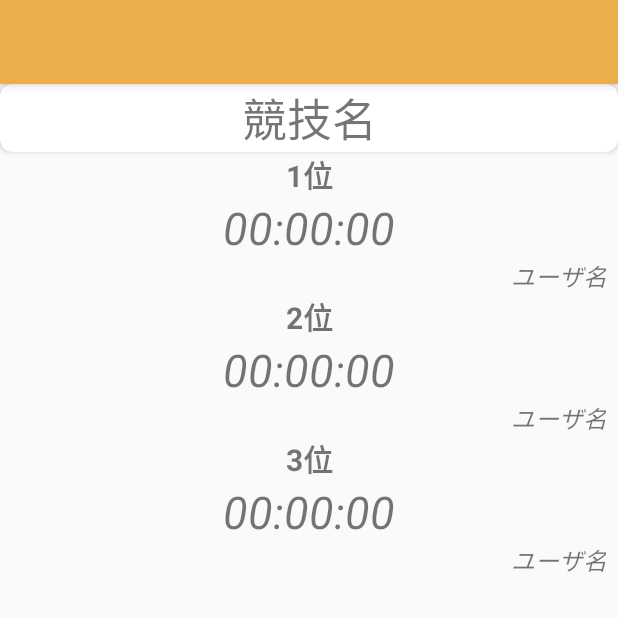
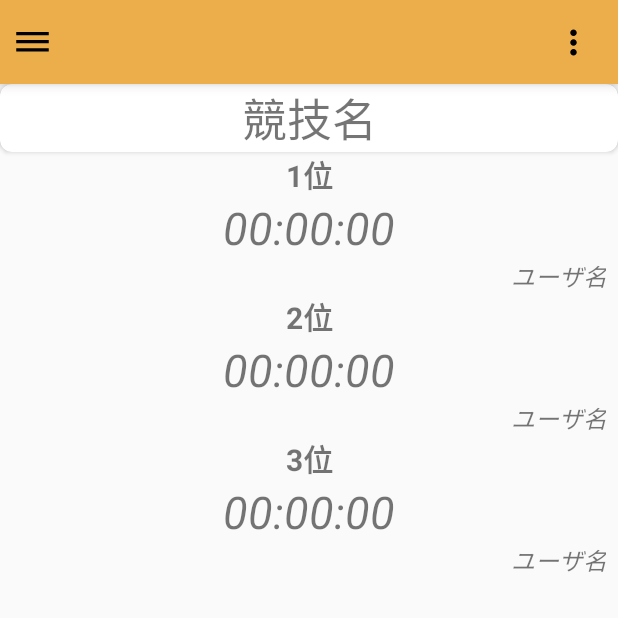
Before and after one commit to mnm234/fteam, an Android app: the screen it shows after launch (MainActivity), on a phone screen of 412 x 824 dp, the top half of it. Run offline under Robolectric (Android 15) with nearby library versions, the phone set to English and light mode, and no system bars; our stand-ins replace Firebase (no records; nobody signed in at launch, a user with empty details on screens opened directly); plain views replace ExpandableLayout.

Commit message:
メニューボタンの追加

```diff
--- a/app/src/main/java/com/example/greentea/fteam/MainActivity.kt
+++ b/app/src/main/java/com/example/greentea/fteam/MainActivity.kt
@@ -11,6 +11,10 @@ import com.example.greentea.fteam.Home.HomeFragment
 import com.google.firebase.storage.FirebaseStorage
 import com.google.firebase.storage.StorageReference
 import kotlinx.android.synthetic.main.activity_main.*
+import android.support.v4.view.GravityCompat
+import android.support.v4.widget.DrawerLayout
+
+
 
 class MainActivity : AppCompatActivity() {
 
@@ -81,7 +85,9 @@ class MainActivity : AppCompatActivity() {
             }
             false
         })
-
+        menubutton.setOnClickListener {
+            val drawer = findViewById(R.id.drawer_layout) as DrawerLayout
+            drawer.openDrawer(GravityCompat.START) }
     }
 
     fun toCamera(){
--- /dev/null
+++ b/app/src/main/res/drawable/ic_dehaze_black_24dp.xml
@@ -0,0 +1,9 @@
+<vector xmlns:android="http://schemas.android.com/apk/res/android"
+        android:width="24dp"
+        android:height="24dp"
+        android:viewportWidth="24.0"
+        android:viewportHeight="24.0">
+    <path
+        android:fillColor="#FF000000"
+        android:pathData="M2,15.5v2h20v-2L2,15.5zM2,10.5v2h20v-2L2,10.5zM2,5.5v2h20v-2L2,5.5z"/>
+</vector>
--- /dev/null
+++ b/app/src/main/res/drawable/ic_more_vert_black_24dp.xml
@@ -0,0 +1,9 @@
+<vector xmlns:android="http://schemas.android.com/apk/res/android"
+        android:width="24dp"
+        android:height="24dp"
+        android:viewportWidth="24.0"
+        android:viewportHeight="24.0">
+    <path
+        android:fillColor="#FF000000"
+        android:pathData="M12,8c1.1,0 2,-0.9 2,-2s-0.9,-2 -2,-2 -2,0.9 -2,2 0.9,2 2,2zM12,10c-1.1,0 -2,0.9 -2,2s0.9,2 2,2 2,-0.9 2,-2 -0.9,-2 -2,-2zM12,16c-1.1,0 -2,0.9 -2,2s0.9,2 2,2 2,-0.9 2,-2 -0.9,-2 -2,-2z"/>
+</vector>
--- a/app/src/main/res/layout/activity_main.xml
+++ b/app/src/main/res/layout/activity_main.xml
@@ -17,37 +17,87 @@
     <!--android:elevation="5dp"-->
     <!--xmlns:tools="http://schemas.android.com/tools" />-->
 
-    <include layout="@layout/toolbar" />
+    <include
+        android:id="@+id/include"
+        layout="@layout/toolbar" />
 
     <include
         layout="@layout/search_toolbar"
         android:visibility="gone" />
 
 
+    <ImageView
+        android:id="@+id/menubutton"
+        android:layout_width="27dp"
+        android:layout_height="26dp"
+        android:layout_marginBottom="8dp"
+        android:layout_marginStart="8dp"
+        android:layout_marginTop="8dp"
+        android:elevation="50dp"
+        app:layout_constraintBottom_toTopOf="@+id/container"
+        app:layout_constraintStart_toStartOf="parent"
+        app:layout_constraintTop_toTopOf="parent"
+        app:srcCompat="@drawable/ic_dehaze_black_24dp" />
+
+    <android.support.v4.widget.DrawerLayout xmlns:android="http://schemas.android.com/apk/res/android"
+        xmlns:app="http://schemas.android.com/apk/res-auto"
+        android:id="@+id/drawer_layout"
+        android:layout_width="match_parent"
+        android:layout_height="match_parent">
+
         <LinearLayout
-        android:tag="tag"
+            android:layout_width="match_parent"
+            android:layout_height="match_parent"
+            android:orientation="vertical"></LinearLayout>
+
+        <android.support.design.widget.NavigationView
+            android:id="@+id/nav_view"
+            android:layout_width="wrap_content"
+            android:layout_height="match_parent"
+            android:layout_gravity="start"
+            android:elevation="1dp"
+            android:fitsSystemWindows="true"
+            app:headerLayout="@layout/nav_header_main"
+            app:menu="@menu/activity_main_drawer" />
+    </android.support.v4.widget.DrawerLayout>
+
+    <LinearLayout
         android:id="@+id/container"
         android:layout_width="match_parent"
         android:layout_height="match_parent"
+        android:layout_marginBottom="?attr/actionBarSize"
+        android:layout_marginTop="?attr/actionBarSize"
         android:orientation="vertical"
-        android:layout_marginBottom="?attr/actionBarSize"
-        android:layout_marginTop="?attr/actionBarSize"/>
+        android:tag="tag" />
 
 
     <android.support.design.widget.BottomNavigationView
-        android:elevation="8dp"
         android:id="@+id/navigation_bottom"
         android:layout_width="match_parent"
         android:layout_height="wrap_content"
+        android:layout_weight="1"
         android:background="@color/navi_color"
+        android:elevation="8dp"
+        app:elevation="5dp"
+        app:itemIconTint="@drawable/bottom_navi_color"
         app:itemTextColor="@drawable/bottom_navi_color"
-        app:itemIconTint="@drawable/bottom_navi_color"
         app:layout_constraintBottom_toBottomOf="parent"
-        android:layout_weight="1"
-        app:elevation="5dp"
         app:menu="@menu/bottom_navi_menu"
         app:popupTheme="@style/ThemeOverlay.AppCompat.Light">
 
     </android.support.design.widget.BottomNavigationView>
 
+    <ImageView
+        android:id="@+id/optionbutton"
+        android:layout_width="27dp"
+        android:layout_height="26dp"
+        android:layout_marginBottom="8dp"
+        android:layout_marginEnd="16dp"
+        android:layout_marginTop="8dp"
+        android:elevation="50dp"
+        app:layout_constraintBottom_toTopOf="@+id/container"
+        app:layout_constraintEnd_toEndOf="parent"
+        app:layout_constraintTop_toTopOf="@+id/drawer_layout"
+        app:srcCompat="@drawable/ic_more_vert_black_24dp" />
+
 </android.support.constraint.ConstraintLayout>
--- a/app/src/main/res/layout/home_compe_listitem.xml
+++ b/app/src/main/res/layout/home_compe_listitem.xml
@@ -3,6 +3,7 @@
     android:layout_width="match_parent"
     android:layout_height="wrap_content"
     android:orientation="vertical"
+    android:elevation="100dp"
     xmlns:app="http://schemas.android.com/apk/res-auto">
     <android.support.v7.widget.CardView
         android:layout_width="match_parent"
--- /dev/null
+++ b/app/src/main/res/layout/nav_header_main.xml
@@ -0,0 +1,36 @@
+<?xml version="1.0" encoding="utf-8"?>
+<android.support.constraint.ConstraintLayout
+    xmlns:android="http://schemas.android.com/apk/res/android" android:layout_width="match_parent"
+    android:layout_height="match_parent">
+
+    <LinearLayout xmlns:android="http://schemas.android.com/apk/res/android"
+        android:layout_width="match_parent"
+        android:layout_height="wrap_content"
+        android:gravity="bottom"
+        android:background="#777"
+        android:orientation="vertical"
+        android:elevation="40dp"
+        android:theme="@style/ThemeOverlay.AppCompat.Dark">
+
+        <ImageView
+            android:id="@+id/imageView"
+            android:layout_width="wrap_content"
+            android:layout_height="wrap_content"
+            android:src="@android:drawable/sym_def_app_icon" />
+
+        <TextView
+            android:id="@+id/name"
+            android:layout_width="match_parent"
+            android:layout_height="wrap_content"
+            android:text="Android Studio"
+            android:textAppearance="@style/TextAppearance.AppCompat.Body1" />
+
+        <TextView
+            android:id="@+id/email"
+            android:layout_width="wrap_content"
+            android:layout_height="wrap_content"
+            android:text="android.studio@android.com" />
+
+    </LinearLayout>
+
+</android.support.constraint.ConstraintLayout>
--- /dev/null
+++ b/app/src/main/res/menu/activity_main_drawer.xml
@@ -0,0 +1,35 @@
+<?xml version="1.0" encoding="utf-8"?>
+<menu xmlns:android="http://schemas.android.com/apk/res/android">
+        <group android:checkableBehavior="single">
+            <item
+                android:id="@+id/nav_camera"
+                android:icon="@mipmap/ic_launcher"
+                android:title="Import" />
+            <item
+                android:id="@+id/nav_gallery"
+                android:icon="@mipmap/ic_launcher"
+                android:title="Gallery" />
+            <item
+                android:id="@+id/nav_slideshow"
+                android:icon="@mipmap/ic_launcher"
+                android:title="Slideshow" />
+            <item
+                android:id="@+id/nav_manage"
+                android:icon="@mipmap/ic_launcher"
+                android:title="Tools" />
+        </group>
+
+        <item android:title="Communicate">
+            <menu>
+                <item
+                    android:id="@+id/nav_share"
+                    android:icon="@mipmap/ic_launcher"
+                    android:title="Setting" />
+                <item
+                    android:id="@+id/nav_send"
+                    android:icon="@mipmap/ic_launcher"
+                    android:title="Help" />
+            </menu>
+        </item>
+
+</menu>
```
Lines whose indentation alone changed are shown as unchanged.
